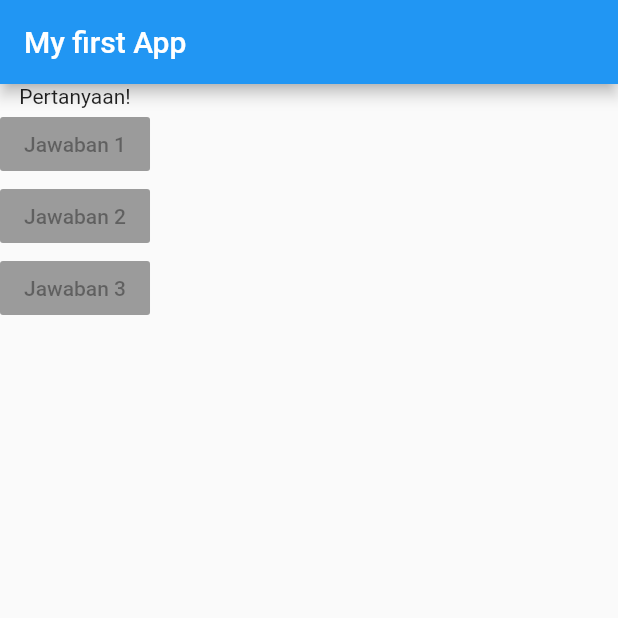
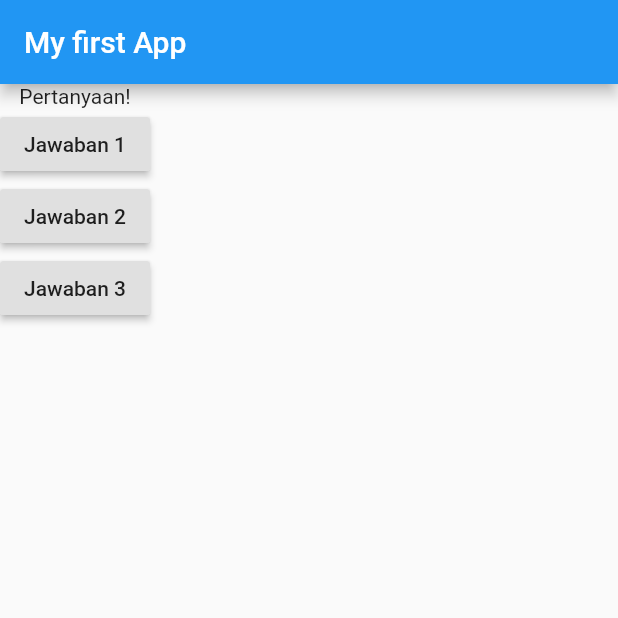
Before and after one commit to yodyindra/modul-praktikum-4-mobile-app, a Flutter app: the screen it shows after launch, on a phone screen of 412 x 824 dp, the top half of it. Run offline on Flutter 3.47's test engine with Material 2 defaults, Android fonts, the phone set to English and light mode, and no system bars.

Commit message:
penggunaan anonymous function

```diff
--- a/lib/main.dart
+++ b/lib/main.dart
@@ -4,7 +4,7 @@ void main() => runApp(MyApp());
 
 class MyApp extends StatelessWidget {
   jawab() {
-   print('jawaban dipilih!')
+    print('jawaban dipilih!');
   }
 
   Widget build(BuildContext context) {
@@ -15,11 +15,21 @@ class MyApp extends StatelessWidget {
           ),
           body: Column(children: <Widget>[
             Text('Pertanyaan!'),
-         RaisedButton(child: Text('Jawaban 1'), onPressed: jawab,),
-         RaisedButton(child: Text('Jawaban 2'), onPressed: jawab,),
-         RaisedButton(child: Text('Jawaban 3'), onPressed: jawab,)
-       ])
+            RaisedButton(
+              child: Text('Jawaban 1'),
+              onPressed: () => print('jawaban dipilih!'),
             ),
+            RaisedButton(
+              child: Text('Jawaban 2'),
+              onPressed: () {
+                print('jawaban dipilih!');
+              },
+            ),
+            RaisedButton(
+              child: Text('Jawaban 3'),
+              onPressed: () => print('jawaban dipilih!'),
+            )
+          ])),
     );
   }
 }
```
Lines whose indentation alone changed are shown as unchanged.
